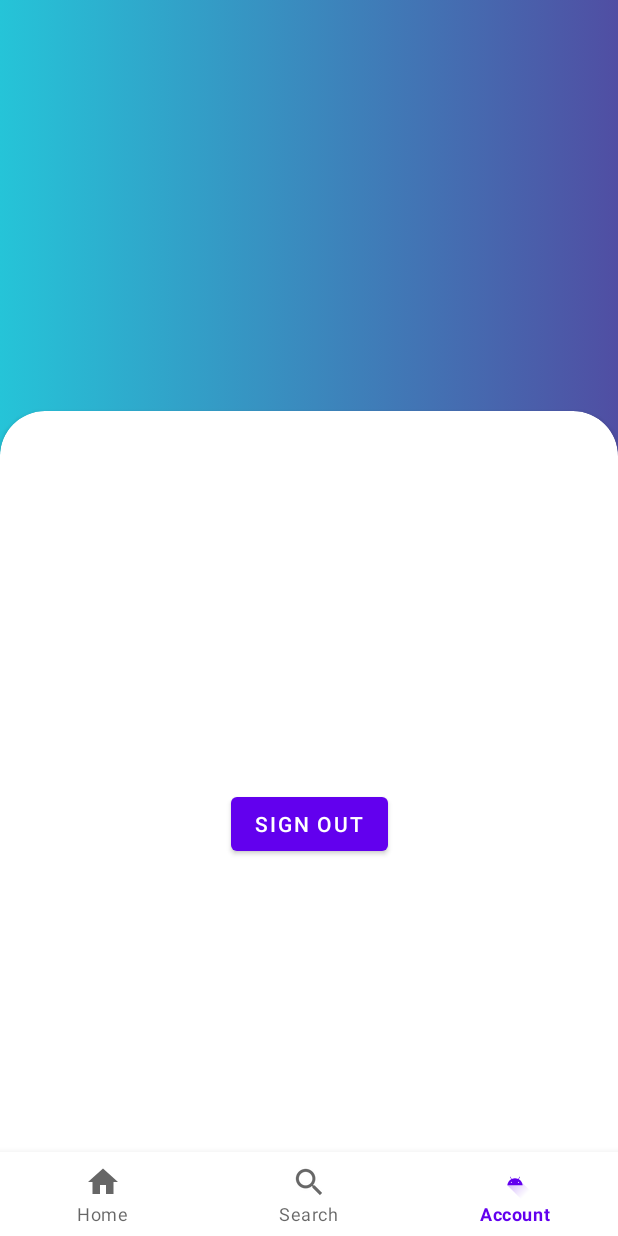
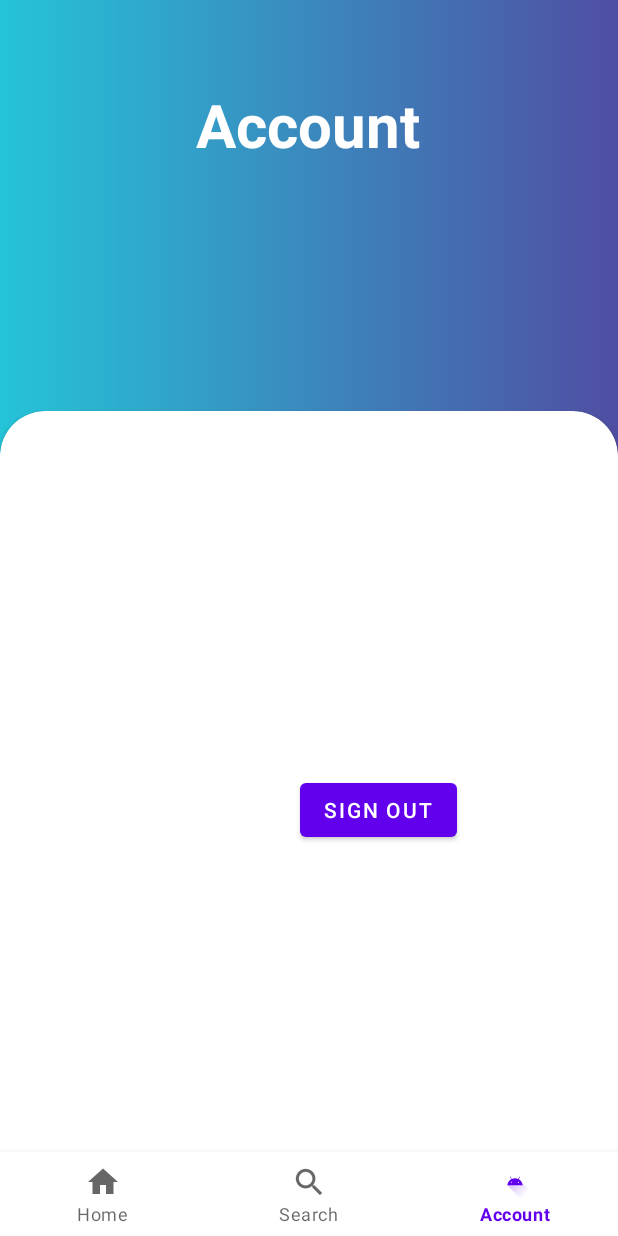
Before and after one commit to derRusse123/CardFlix, an Android app: the AccountFragment screen opened through its navigation route, on a phone screen of 412 x 824 dp. Run offline under Robolectric (Android 15) with nearby library versions, the phone set to English and light mode, and no system bars; our stand-ins replace Firebase (no records; nobody signed in at launch, a user with empty details on screens opened directly), Picasso, Volley, navigation-ui; network calls fail; pictures from the network do not load.

Commit message:
changed some code

```diff
--- a/app/src/main/AndroidManifest.xml
+++ b/app/src/main/AndroidManifest.xml
@@ -31,10 +31,10 @@
             android:exported="false" />
         <activity
             android:name=".LoginActivity"
+            android:noHistory="true"
             android:exported="true">
         <intent-filter>
             <action android:name="android.intent.action.MAIN" />
-
             <category android:name="android.intent.category.LAUNCHER" />
         </intent-filter>
         </activity>
--- a/app/src/main/java/com/example/cardflix/MainActivity.java
+++ b/app/src/main/java/com/example/cardflix/MainActivity.java
@@ -4,6 +4,7 @@ import androidx.appcompat.app.AppCompatActivity;
 
 import android.content.Intent;
 import android.os.Bundle;
+import android.widget.ImageView;
 
 import java.util.Objects;
 
--- a/app/src/main/java/com/example/cardflix/ui/account/AccountFragment.java
+++ b/app/src/main/java/com/example/cardflix/ui/account/AccountFragment.java
@@ -29,7 +29,9 @@ public class AccountFragment extends Fragment {
         btn_SignOut.setOnClickListener(view -> {
             FirebaseAuth mAuth = FirebaseAuth.getInstance();
             mAuth.signOut();
+            getActivity().finish();
             startActivity(new Intent(getActivity(), LoginActivity.class));
+            getActivity().overridePendingTransition(0,0);
         });
         return root;
     }
--- a/app/src/main/res/layout/activity_all_my_cards.xml
+++ b/app/src/main/res/layout/activity_all_my_cards.xml
@@ -34,8 +34,10 @@
                 app:layout_constraintStart_toStartOf="parent"
                 app:layout_constraintTop_toTopOf="parent"
                 tools:fontFamily="@font/segoe_ui_bold"
+                tools:ignore="TextContrastCheck"
                 tools:textSize="20sp"
-                tools:textStyle="bold" />
+                tools:textStyle="bold"
+                android:importantForAutofill="no" />
         </androidx.constraintlayout.widget.ConstraintLayout>
 
     </androidx.cardview.widget.CardView>
--- a/app/src/main/res/layout/activity_home.xml
+++ b/app/src/main/res/layout/activity_home.xml
@@ -1,7 +1,6 @@
 <?xml version="1.0" encoding="utf-8"?>
 <androidx.constraintlayout.widget.ConstraintLayout xmlns:android="http://schemas.android.com/apk/res/android"
     xmlns:app="http://schemas.android.com/apk/res-auto"
-    xmlns:tools="http://schemas.android.com/tools"
     android:id="@+id/container"
     android:layout_width="match_parent"
     android:layout_height="match_parent"
--- a/app/src/main/res/layout/fragment_account.xml
+++ b/app/src/main/res/layout/fragment_account.xml
@@ -7,13 +7,15 @@
     tools:context=".ui.account.AccountFragment">
 
     <androidx.cardview.widget.CardView
+        android:id="@+id/cardView6"
         android:layout_width="match_parent"
         android:layout_height="550dp"
         app:cardCornerRadius="30dp"
         app:layout_constraintBottom_toBottomOf="parent"
         app:layout_constraintEnd_toEndOf="parent"
+        app:layout_constraintStart_toStartOf="parent"
         app:layout_constraintTop_toTopOf="parent"
-        app:layout_constraintVertical_bias="1.0" >
+        app:layout_constraintVertical_bias="1.0">
 
         <androidx.constraintlayout.widget.ConstraintLayout
             android:layout_width="match_parent"
@@ -23,12 +25,28 @@
                 android:id="@+id/btn_AccountFragment_Signout"
                 android:layout_width="wrap_content"
                 android:layout_height="wrap_content"
+                android:layout_marginBottom="260dp"
                 android:text="Sign Out"
                 app:layout_constraintBottom_toBottomOf="parent"
                 app:layout_constraintEnd_toEndOf="parent"
-                app:layout_constraintStart_toStartOf="parent"
-                app:layout_constraintTop_toTopOf="parent" />
+                app:layout_constraintHorizontal_bias="0.65"
+                app:layout_constraintStart_toStartOf="parent" />
+
         </androidx.constraintlayout.widget.ConstraintLayout>
     </androidx.cardview.widget.CardView>
 
+    <TextView
+        android:id="@+id/textView"
+        android:layout_width="wrap_content"
+        android:layout_height="wrap_content"
+        android:text="Account"
+        android:gravity="center"
+        android:textSize="40dp"
+        android:textStyle="bold"
+        android:textColor="@color/white"
+        app:layout_constraintEnd_toEndOf="parent"
+        app:layout_constraintHorizontal_bias="0.498"
+        app:layout_constraintStart_toStartOf="parent"
+        app:layout_constraintTop_toTopOf="parent" />
+
 </androidx.constraintlayout.widget.ConstraintLayout>
```
Also changed, not shown: app/src/main/res/layout/activity_expanded_view.xml (+9 -0 lines), app/src/main/res/layout/activity_login.xml (+11 -8 lines), app/src/main/res/layout/activity_main.xml (+9 -6 lines), app/src/main/res/drawable-v24/logo.png (added).
